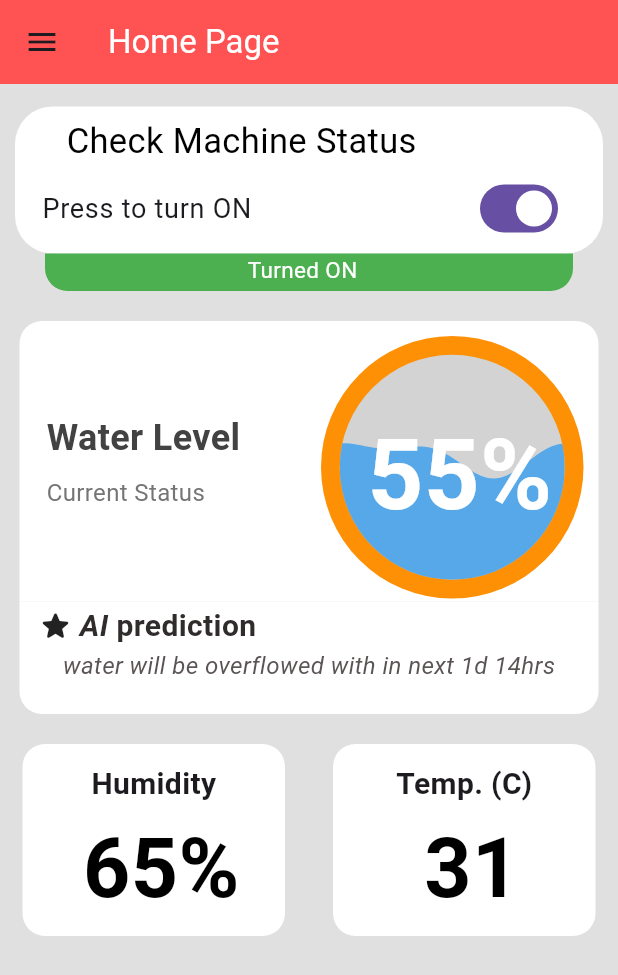
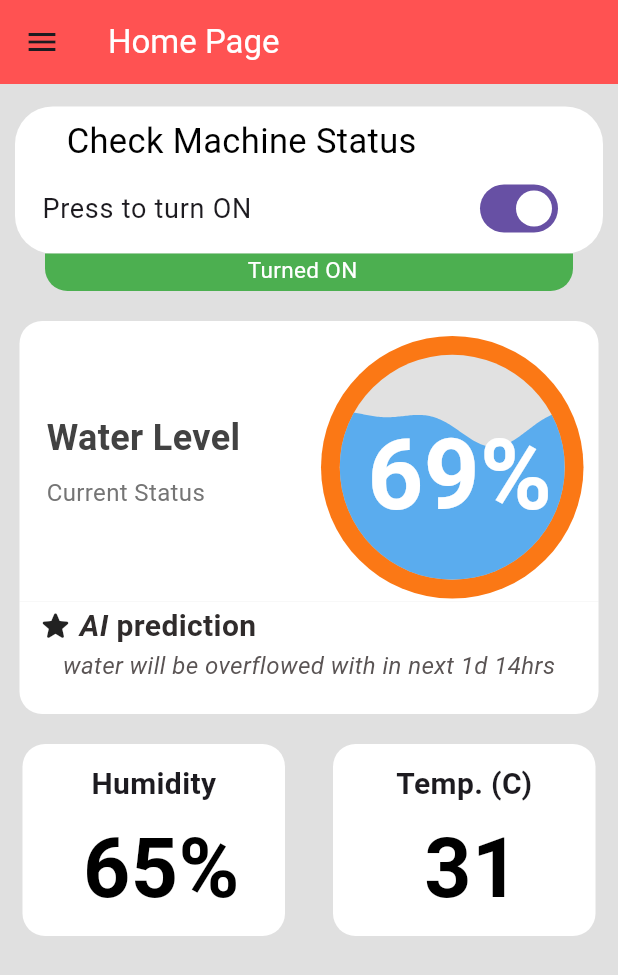
Before and after one commit to grahamnickbel23/Water-Management, a Flutter app: the DarlingPage screen opened directly, after a tap on "Press to turn ON", on a phone screen of 412 x 824 dp. Shown: the top 975 px of the screen. Run offline on Flutter 3.47's test engine with Material 3 defaults, Android fonts, the phone set to English and light mode, and no system bars; our stand-ins replace firebase_auth, firebase_core, firebase_database, lottie; accounts and stored records are empty; network calls fail.

Commit message:
added on/off function

```diff
--- a/lib/components/my_ON-OFF_container.dart
+++ b/lib/components/my_ON-OFF_container.dart
@@ -1,3 +1,4 @@
+import 'package:firebase_database/firebase_database.dart';
 import 'package:flutter/material.dart';
 
 class MyContainer extends StatefulWidget {
@@ -15,6 +16,17 @@ class _MyContainerState extends State<MyContainer> {
   // Initial Color
   Color secondContainerColor = Colors.orange;
   bool value = false; // Initially turned off
+
+  void updateLEDStatus(bool newValue) async {
+  DatabaseReference ref = FirebaseDatabase.instance.ref();
+
+  try {
+    await ref.update({"LED_STATUS": newValue ? 1 : 0});
+    print("LED_STATUS updated to ${newValue ? 1 : 0}");
+  } catch (e) {
+    print("Error updating LED_STATUS: $e");
+  }
+}
 
   @override
   Widget build(BuildContext context) {
@@ -54,6 +66,9 @@ class _MyContainerState extends State<MyContainer> {
                         secondContainerColor =
                             newValue ? Colors.green : Colors.orange;
                       });
+
+                      updateLEDStatus(newValue); // Update Firebase
+
                     },
                     title: const Text(
                       'Press to turn ON',
--- a/lib/main.dart
+++ b/lib/main.dart
@@ -1,6 +1,5 @@
 import 'package:firebase_core/firebase_core.dart';
 import 'package:myapp/pages/Introdunction/landing_page.dart';
-import 'package:myapp/pages/darling_page.dart';
 import 'firebase_options.dart';
 
 import 'package:flutter/material.dart';
@@ -22,7 +21,7 @@ class MyApp extends StatelessWidget {
     return const MaterialApp(
       debugShowCheckedModeBanner: false,
       home: Scaffold(
-        body: DarlingPage(),
+        body: LandingPage(),
       )
     );
   }
--- a/lib/pages/auth_gate.dart
+++ b/lib/pages/auth_gate.dart
@@ -1,6 +1,6 @@
 import 'package:flutter/material.dart';
 import 'package:firebase_auth/firebase_auth.dart';
-import 'package:myapp/pages/home_page.dart';
+import 'package:myapp/pages/darling_page.dart';
 import 'package:myapp/pages/login_page.dart';
 
 class AuthGate extends StatelessWidget {
@@ -12,7 +12,7 @@ class AuthGate extends StatelessWidget {
         stream: FirebaseAuth.instance.authStateChanges(),
         builder: (context, snapshot) {
           if (snapshot.hasData) {
-            return HomePage();
+            return DarlingPage();
           } else {
             return LoginPage();
           }
--- a/lib/pages/darling_page.dart
+++ b/lib/pages/darling_page.dart
@@ -1,3 +1,4 @@
+import 'package:firebase_database/firebase_database.dart';
 import 'package:flutter/material.dart';
 import 'package:myapp/components/my_ON-OFF_container.dart';
 import 'package:myapp/components/my_drawer.dart';
@@ -26,11 +27,13 @@ class DarlingPage extends StatelessWidget {
               child: MyContainer(heading: 'Check Machine Status'),
             ),
             const SizedBox(height: 20),
+
             // function fot water Level
             const Padding(
               padding: EdgeInsets.symmetric(horizontal: 3),
-              child: MyMeater(waterLevel: '55%'),
+              child: MyMeater(waterLevel: '69%'),
             ),
+
             // function for AI prediction is here
             Padding(
               padding: const EdgeInsets.symmetric(horizontal: 13),
@@ -86,7 +89,9 @@ class DarlingPage extends StatelessWidget {
                 ),
               ),
             ),
+
             const SizedBox(height: 20),
+
             // for two another container
             Padding(
               padding: const EdgeInsets.symmetric(horizontal: 15),
```
